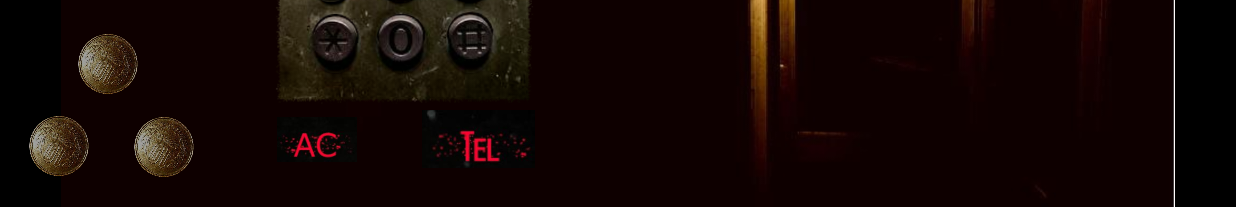
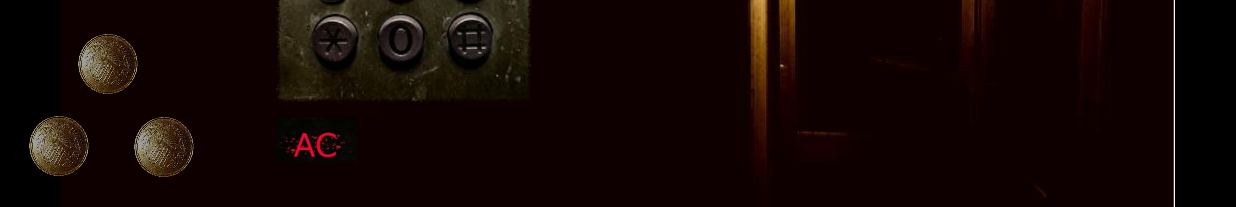
Before and after one commit to growthTeamSince2020/project, an Android app: the PlayActivity screen opened directly, with no data from a screen before it, after a tap on an icon or button, on a phone screen of 824 x 412 dp (held sideways). Shown: the part 411-618 px from the top of the screen. Run offline under Robolectric (Android 15) with nearby library versions, the phone set to English and light mode, and no system bars.

Commit message:
2021/02/28  　telボタンのバグ修正

```diff
--- a/app/src/main/java/co/jp/phone/project/Activity/PlayActivity.java
+++ b/app/src/main/java/co/jp/phone/project/Activity/PlayActivity.java
@@ -58,6 +58,8 @@ public class PlayActivity extends AppCompatActivity {
         if (view.getId() == R.id.ac_bottom) {
             this.clearText();
         } else if (view.getId() == R.id.tel_Bottom) {
+            ImageView iv_telbtm = (ImageView) findViewById(R.id.tel_Bottom);
+            iv_telbtm.setVisibility(View.GONE);
             this.numberLoad();
         } else if (view.getId() == R.id.tel_bottom1) {
             //音楽の読み込み
```
